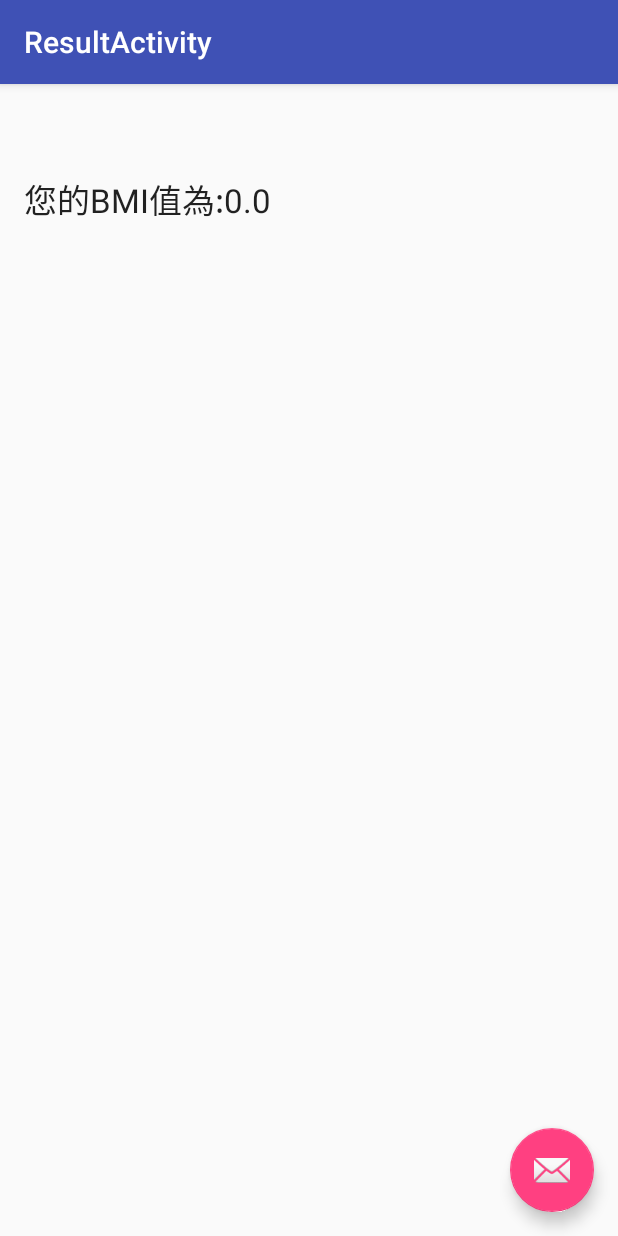
After one commit to hanktom/projects16, an Android app: the ResultActivity screen opened directly, with no data from a screen before it, on a phone screen of 412 x 824 dp. The commit adds this screen. Run offline under Robolectric (Android 15) with nearby library versions, the phone set to English and light mode, and no system bars.

Commit message:
使用第二個Activity顯示BMI

```diff
--- a/Bmi/app/src/main/AndroidManifest.xml
+++ b/Bmi/app/src/main/AndroidManifest.xml
@@ -18,6 +18,10 @@
                 <category android:name="android.intent.category.LAUNCHER" />
             </intent-filter>
         </activity>
+        <activity
+            android:name=".ResultActivity"
+            android:label="@string/title_activity_result"
+            android:theme="@style/AppTheme.NoActionBar"></activity>
     </application>
 
 </manifest>
--- /dev/null
+++ b/Bmi/app/src/main/java/com/abc/bmi/ResultActivity.java
@@ -0,0 +1,35 @@
+package com.abc.bmi;
+
+import android.content.Intent;
+import android.os.Bundle;
+import android.support.design.widget.FloatingActionButton;
+import android.support.design.widget.Snackbar;
+import android.support.v7.app.AppCompatActivity;
+import android.support.v7.widget.Toolbar;
+import android.view.View;
+import android.widget.TextView;
+
+public class ResultActivity extends AppCompatActivity {
+
+    @Override
+    protected void onCreate(Bundle savedInstanceState) {
+        super.onCreate(savedInstanceState);
+        setContentView(R.layout.activity_result);
+        Intent intent = getIntent();
+        float bmi = intent.getFloatExtra("BMI_EXTRA", 0);
+        TextView result = (TextView) findViewById(R.id.result);
+        result.setText("您的BMI值為:"+bmi);
+        Toolbar toolbar = (Toolbar) findViewById(R.id.toolbar);
+        setSupportActionBar(toolbar);
+
+        FloatingActionButton fab = (FloatingActionButton) findViewById(R.id.fab);
+        fab.setOnClickListener(new View.OnClickListener() {
+            @Override
+            public void onClick(View view) {
+                Snackbar.make(view, "Replace with your own action", Snackbar.LENGTH_LONG)
+                        .setAction("Action", null).show();
+            }
+        });
+    }
+
+}
--- /dev/null
+++ b/Bmi/app/src/main/res/layout/activity_result.xml
@@ -0,0 +1,34 @@
+<?xml version="1.0" encoding="utf-8"?>
+<android.support.design.widget.CoordinatorLayout xmlns:android="http://schemas.android.com/apk/res/android"
+    xmlns:app="http://schemas.android.com/apk/res-auto"
+    xmlns:tools="http://schemas.android.com/tools"
+    android:layout_width="match_parent"
+    android:layout_height="match_parent"
+    android:fitsSystemWindows="true"
+    tools:context="com.abc.bmi.ResultActivity">
+
+    <android.support.design.widget.AppBarLayout
+        android:layout_width="match_parent"
+        android:layout_height="wrap_content"
+        android:theme="@style/AppTheme.AppBarOverlay">
+
+        <android.support.v7.widget.Toolbar
+            android:id="@+id/toolbar"
+            android:layout_width="match_parent"
+            android:layout_height="?attr/actionBarSize"
+            android:background="?attr/colorPrimary"
+            app:popupTheme="@style/AppTheme.PopupOverlay" />
+
+    </android.support.design.widget.AppBarLayout>
+
+    <include layout="@layout/content_result" />
+
+    <android.support.design.widget.FloatingActionButton
+        android:id="@+id/fab"
+        android:layout_width="wrap_content"
+        android:layout_height="wrap_content"
+        android:layout_gravity="bottom|end"
+        android:layout_margin="@dimen/fab_margin"
+        android:src="@android:drawable/ic_dialog_email" />
+
+</android.support.design.widget.CoordinatorLayout>
--- /dev/null
+++ b/Bmi/app/src/main/res/layout/content_result.xml
@@ -0,0 +1,24 @@
+<?xml version="1.0" encoding="utf-8"?>
+<RelativeLayout xmlns:android="http://schemas.android.com/apk/res/android"
+    xmlns:app="http://schemas.android.com/apk/res-auto"
+    xmlns:tools="http://schemas.android.com/tools"
+    android:layout_width="match_parent"
+    android:layout_height="match_parent"
+    android:paddingBottom="@dimen/activity_vertical_margin"
+    android:paddingLeft="@dimen/activity_horizontal_margin"
+    android:paddingRight="@dimen/activity_horizontal_margin"
+    android:paddingTop="@dimen/activity_vertical_margin"
+    app:layout_behavior="@string/appbar_scrolling_view_behavior"
+    tools:context="com.abc.bmi.ResultActivity"
+    tools:showIn="@layout/activity_result">
+
+    <TextView
+        android:layout_width="wrap_content"
+        android:layout_height="wrap_content"
+        android:textAppearance="?android:attr/textAppearanceLarge"
+        android:id="@+id/result"
+        android:layout_alignParentTop="true"
+        android:layout_alignParentLeft="true"
+        android:layout_alignParentStart="true"
+        android:layout_marginTop="44dp" />
+</RelativeLayout>
--- a/Bmi/app/src/main/res/values/strings.xml
+++ b/Bmi/app/src/main/res/values/strings.xml
@@ -5,4 +5,5 @@
     <string name="height">Height</string>
     <string name="calculate_bmi">Calculate BMI</string>
     <string name="help">Help</string>
+    <string name="title_activity_result">ResultActivity</string>
 </resources>
```
Also changed, not shown: Bmi/app/src/main/java/com/abc/bmi/MainActivity.java (+21 -12 lines), 1 other file.
